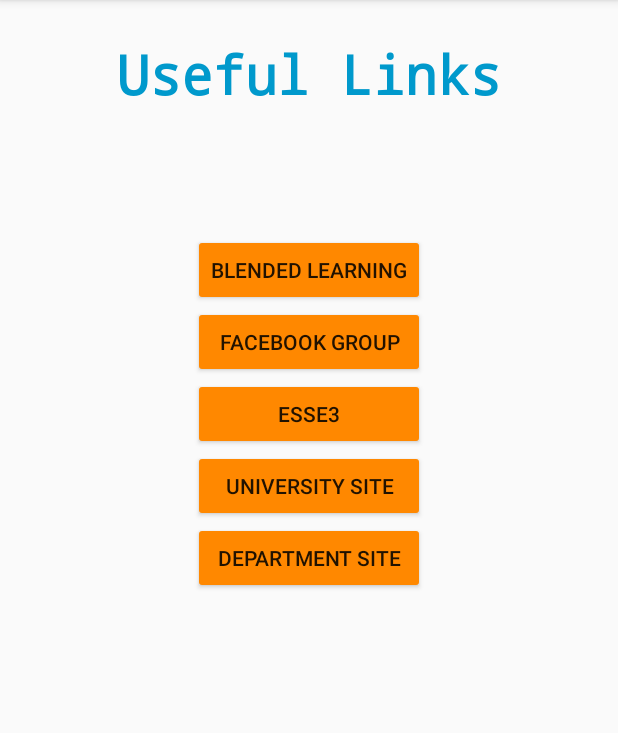
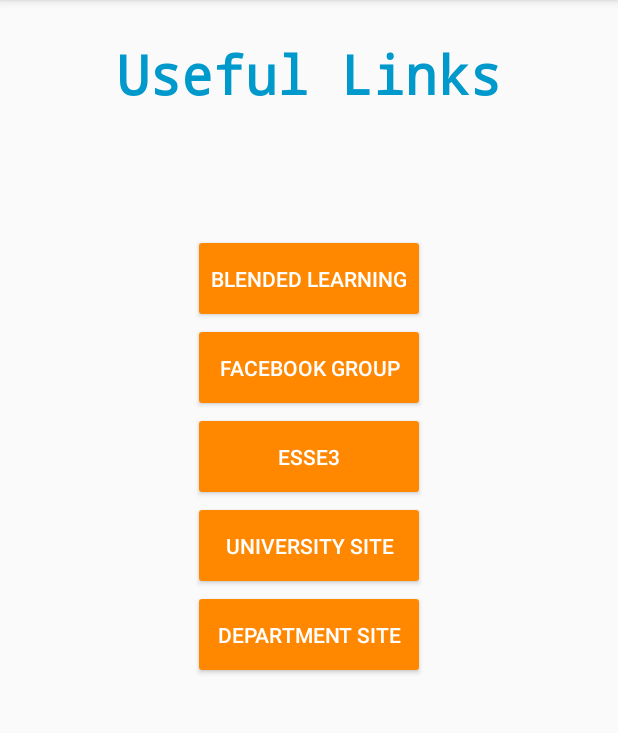
Before and after one commit to Tianhar/IngegneriaUniparthenope, an Android app: the LinkActivity screen opened directly, with no data from a screen before it, on a phone screen of 412 x 824 dp, the part 84-817 px from its top. Run offline under Robolectric (Android 15) with nearby library versions, the phone set to English and light mode, and no system bars.

Commit message:
Aggiustamento tema della activity_link.xml

```diff
--- a/app/src/main/res/layout/activity_link.xml
+++ b/app/src/main/res/layout/activity_link.xml
@@ -31,6 +31,9 @@
             android:id="@+id/bottoneLearning"
             android:layout_width="match_parent"
             android:layout_height="wrap_content"
+            android:paddingBottom="20dp"
+            android:paddingTop="20dp"
+            android:textColor="@android:color/background_light"
             android:backgroundTint="@color/colorAccent"
             android:text="@string/UTIL_2" />
 
@@ -39,12 +42,18 @@
             android:layout_width="match_parent"
             android:layout_height="wrap_content"
             android:backgroundTint="@color/colorAccent"
+            android:paddingBottom="20dp"
+            android:paddingTop="20dp"
+            android:textColor="@android:color/background_light"
             android:text="@string/UTIL_1" />
 
         <Button
             android:id="@+id/bottoneEsse3"
             android:layout_width="match_parent"
             android:layout_height="wrap_content"
+            android:paddingBottom="20dp"
+            android:paddingTop="20dp"
+            android:textColor="@android:color/background_light"
             android:backgroundTint="@color/colorAccent"
             android:text="@string/UTIL_5" />
 
@@ -52,6 +61,9 @@
             android:id="@+id/bottoneSitoAteneo"
             android:layout_width="match_parent"
             android:layout_height="wrap_content"
+            android:paddingBottom="20dp"
+            android:paddingTop="20dp"
+            android:textColor="@android:color/background_light"
             android:backgroundTint="@color/colorAccent"
             android:text="@string/UTIL_6" />
 
@@ -59,6 +71,9 @@
             android:id="@+id/bottoneSitoDip"
             android:layout_width="match_parent"
             android:layout_height="wrap_content"
+            android:paddingBottom="20dp"
+            android:paddingTop="20dp"
+            android:textColor="@android:color/background_light"
             android:backgroundTint="@color/colorAccent"
             android:text="@string/UTIL_7" />
 
```
